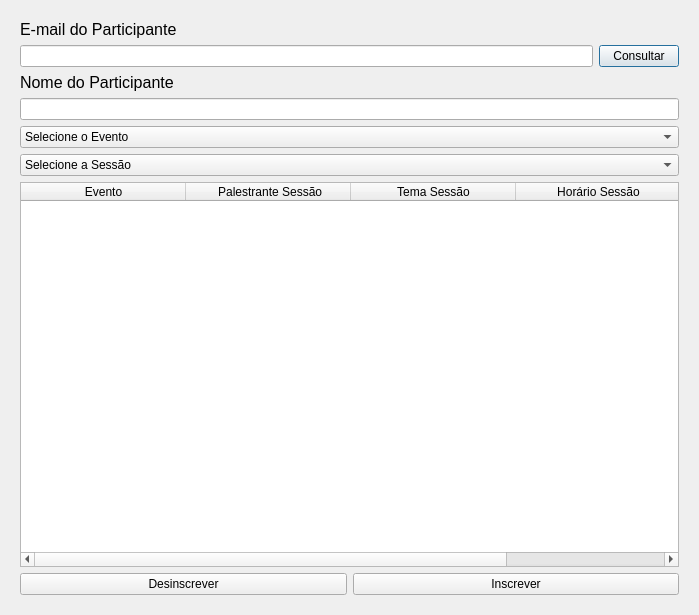
Before: the Qt Designer form TrabalhoEventos/view/inscricao_ui.ui in DaniloMenezesXML/GestaoEventos, drawn with Qt 5.
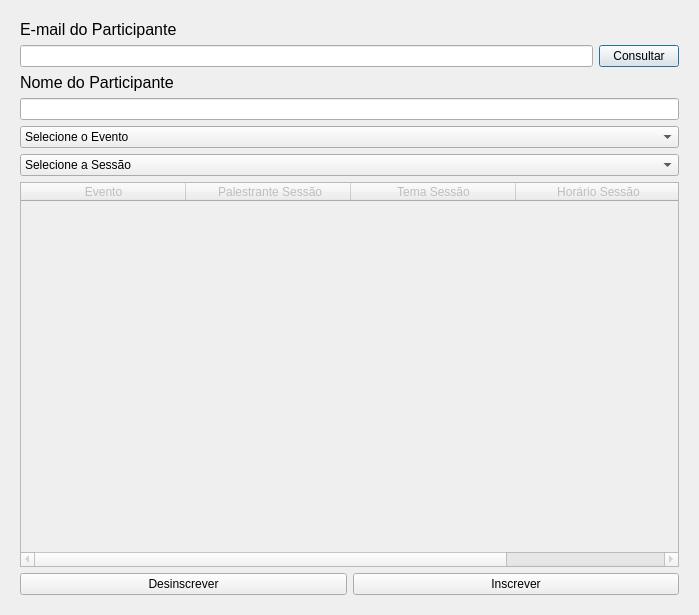
After: the same form once the commit is applied.

Commit message: Criando populate_agenda.

```diff
--- a/TrabalhoEventos/view/inscricao_ui.ui
+++ b/TrabalhoEventos/view/inscricao_ui.ui
@@ -77,6 +77,9 @@
       </item>
       <item>
        <widget class="QTableWidget" name="tb_lista_sessao_criar_sessao">
+        <property name="enabled">
+         <bool>false</bool>
+        </property>
         <attribute name="horizontalHeaderDefaultSectionSize">
          <number>165</number>
         </attribute>
```
The commit also changes 1 other file.
